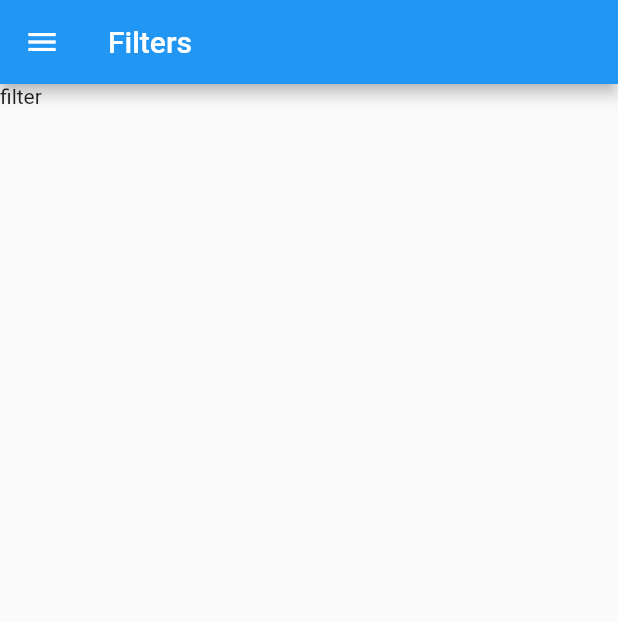
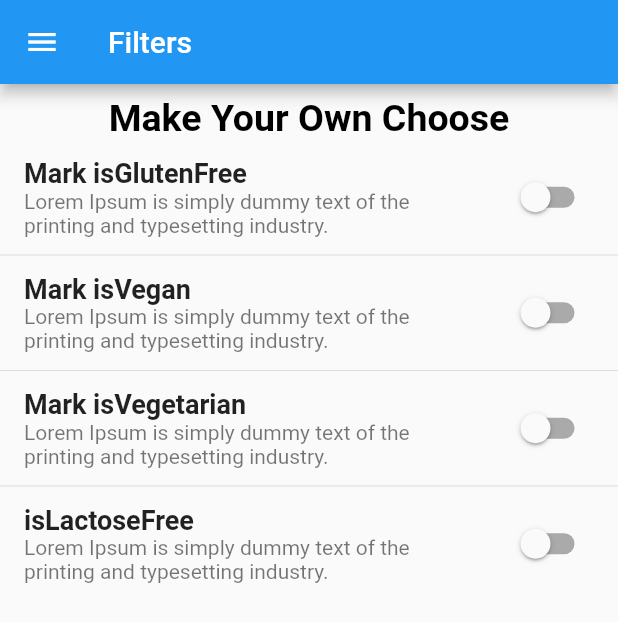
Before and after one commit to hadiuzzaman524/Food_Collections, a Flutter app: the screen it shows after launch, in the side drawer, after a tap on "Filters", on a phone screen of 412 x 824 dp. Shown: the top 622 px of the screen. Run offline on Flutter 3.47's test engine with Material 2 defaults, Android fonts, the phone set to English and light mode, and no system bars.

```diff
--- a/food_collection/lib/drawerlayout.dart
+++ b/food_collection/lib/drawerlayout.dart
@@ -17,7 +17,7 @@ class DrawerLayout extends StatelessWidget {
             color: Colors.orangeAccent,
             child: Center(
               child: Text(
-                'Cooking house',
+                'SELF COOKING',
                 style: TextStyle(
                   color: Colors.white,
                   fontWeight: FontWeight.bold,
--- a/food_collection/lib/main.dart
+++ b/food_collection/lib/main.dart
@@ -1,4 +1,6 @@
 import 'package:flutter/material.dart';
+import 'package:food_collection/models/food_data.dart';
+import 'package:food_collection/models/food_item.dart';
 import 'package:food_collection/screens/mainpage.dart';
 import './screens/homepage.dart';
 import './screens/category_screen.dart';
@@ -10,14 +12,29 @@ void main() {
 }
 
 class MyApp extends StatelessWidget {
+
+  List<Meal> favoriteList = [];
+
+  getFav(String id) {
+    final index = DUMMY_MEALS.indexWhere((element) {
+      return element.id == id;
+    });
+    favoriteList.add(DUMMY_MEALS[index]);
+    print(favoriteList.length);
+  }
+
   @override
   Widget build(BuildContext context) {
     return MaterialApp(
       initialRoute: '/',
       routes: {
-        '/': (context) => HomePage(),
+        '/': (context) => HomePage(
+              favoriteL: favoriteList,
+            ),
         CategoryScreen.routeName: (context) => CategoryScreen(),
-        DetailsScreen.routeName: (context) => DetailsScreen(),
+        DetailsScreen.routeName: (context) => DetailsScreen(
+              getFavorite: getFav,
+            ),
         MainPage.routeName: (context) => MainPage(),
         FilterScreen.routeName: (context) => FilterScreen(),
       },
--- a/food_collection/lib/models/category_item.dart
+++ b/food_collection/lib/models/category_item.dart
@@ -22,7 +22,14 @@ class CategoryItem extends StatelessWidget {
       splashColor: Colors.redAccent,
       child: Container(
         padding: EdgeInsets.all(10),
-        child: Text(title),
+        child: Center(
+          child: Text(title,
+          style: TextStyle(
+            color: Colors.white,
+            fontWeight: FontWeight.bold,
+            fontSize: 20,
+          ),),
+        ),
         decoration: BoxDecoration(
           color: color,
           gradient: LinearGradient(
--- a/food_collection/lib/screens/filterscreen.dart
+++ b/food_collection/lib/screens/filterscreen.dart
@@ -2,13 +2,17 @@ import 'package:flutter/material.dart';
 import 'package:food_collection/drawerlayout.dart';
 
 class FilterScreen extends StatefulWidget {
-  static const routeName='FilterScreen';
+  static const routeName = 'FilterScreen';
+
   @override
   _FilterScreenState createState() => _FilterScreenState();
 }
 
 class _FilterScreenState extends State<FilterScreen> {
-
+  bool isGluten = false;
+  bool isVegen = false;
+  bool isVegetarian = false;
+  bool isLactose = false;
 
   @override
   Widget build(BuildContext context) {
@@ -18,13 +22,90 @@ class _FilterScreenState extends State<FilterScreen> {
           title: Text('Filters'),
         ),
         body: Container(
-          child: Text('filter'),
-        ),
+            child: Column(
+          children: [
+            Padding(
+              padding: const EdgeInsets.all(8.0),
+              child: Text(
+                'Make Your Own Choose',
+                style: TextStyle(
+                  color: Colors.black,
+                  fontWeight: FontWeight.bold,
+                  fontSize: 25,
+                ),
+              ),
+            ),
+            SwitchListTile(
+              value: isGluten,
+              onChanged: (value) {
+                setState(() {
+                  isGluten = value;
+                });
+              },
+              title: Text(
+                'Mark isGlutenFree',
+                style: TextStyle(
+                  fontSize: 18,
+                  fontWeight: FontWeight.bold,
+                ),
+              ),
+              subtitle: Text('Lorem Ipsum is simply dummy text of the printing and typesetting industry.'),
+            ),
+            Divider(),
+            SwitchListTile(
+              value: isVegen,
+              onChanged: (value) {
+                setState(() {
+                  isVegen = value;
+                });
+              },
+              title: Text(
+                'Mark isVegan',
+                style: TextStyle(
+                  fontSize: 18,
+                  fontWeight: FontWeight.bold,
+                ),
+              ),
+              subtitle: Text('Lorem Ipsum is simply dummy text of the printing and typesetting industry.'),
+            ),
+            Divider(),
+            SwitchListTile(
+              value: isVegetarian,
+              onChanged: (value) {
+                setState(() {
+                  isVegetarian = value;
+                });
+              },
+              title: Text(
+                'Mark isVegetarian',
+                style: TextStyle(
+                  fontSize: 18,
+                  fontWeight: FontWeight.bold,
+                ),
+              ),
+              subtitle: Text('Lorem Ipsum is simply dummy text of the printing and typesetting industry.'),
+            ),
+            Divider(),
+            SwitchListTile(
+              value: isLactose,
+              onChanged: (value) {
+                setState(() {
+                  isLactose = value;
+                });
+              },
+              title: Text(
+                'isLactoseFree',
+                style: TextStyle(
+                  fontSize: 18,
+                  fontWeight: FontWeight.bold,
+                ),
+              ),
+              subtitle: Text('Lorem Ipsum is simply dummy text of the printing and typesetting industry.'),
+            ),
+          ],
+        )),
         drawer: DrawerLayout(),
       ),
-
     );
   }
-
-
 }
--- a/food_collection/lib/screens/homepage.dart
+++ b/food_collection/lib/screens/homepage.dart
@@ -1,19 +1,20 @@
 import 'package:flutter/material.dart';
-import 'package:food_collection/screens/filterscreen.dart';
+import 'package:food_collection/models/food_item.dart';
 import 'favoritescreen.dart';
 import 'mainpage.dart';
 import 'package:food_collection/drawerlayout.dart';
 
 class HomePage extends StatefulWidget {
+  List<Meal> favoriteL;
+
+  HomePage({this.favoriteL});
+
   @override
   _HomePageState createState() => _HomePageState();
 }
 
 class _HomePageState extends State<HomePage> {
-  List<Widget> newList = [
-    MainPage(),
-    Favorite(),
-  ];
+  List<Widget> newList = [];
 
   int mainIndex = 0;
 
@@ -24,11 +25,22 @@ class _HomePageState extends State<HomePage> {
   }
 
   @override
+  void initState() {
+    super.initState();
+    newList = [
+      MainPage(),
+      Favorite(
+        favoriteList: widget.favoriteL,
+      )
+    ];
+  }
+
+  @override
   Widget build(BuildContext context) {
     return SafeArea(
       child: Scaffold(
         appBar: AppBar(
-          title: const Text('Food Collections'),
+          title: const Text('Self Cooking'),
           centerTitle: true,
         ),
         drawer: DrawerLayout(),
```
Also changed, not shown: food_collection/lib/screens/details_screen.dart (+16 -0 lines), food_collection/lib/screens/favoritescreen.dart (+26 -1 lines), 1 other file. Lines whose indentation alone changed are shown as unchanged.
